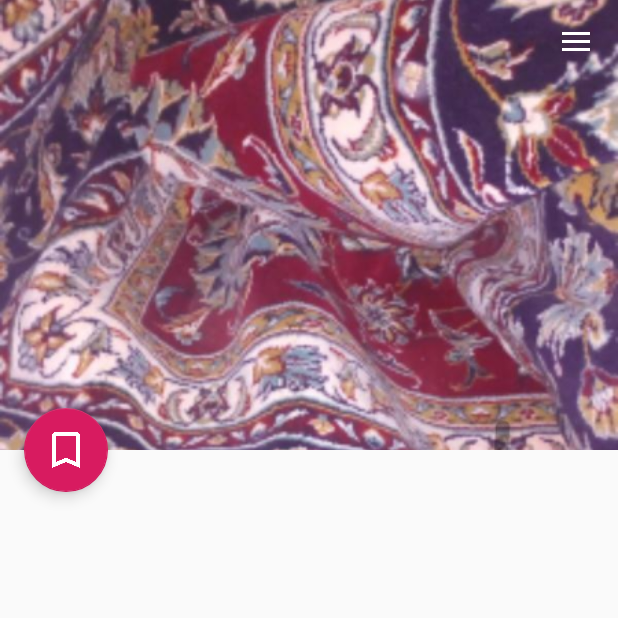
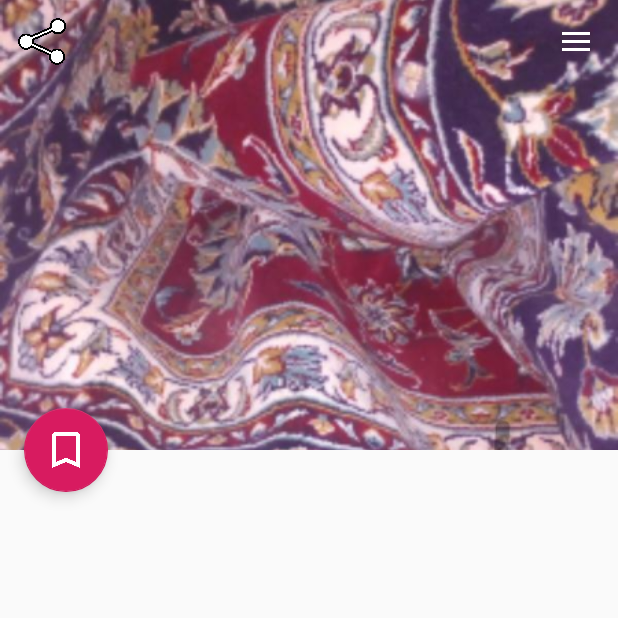
Before and after one commit to rohanimorteza/AdvertisementDisplay, an Android app: the DetailActivity screen opened directly, with no data from a screen before it, on a phone screen of 412 x 824 dp, the top half of it. Run offline under Robolectric (Android 15) with nearby library versions, the light colour scheme and no system bars; plain views replace JustifiedTextView; 2 statements that could not run were skipped.

Commit message:
008 added share plain Text in Detail Activity menu

```diff
--- a/app/src/main/java/com/example/mortrza/myadvertismentdispaly/DetailActivity.java
+++ b/app/src/main/java/com/example/mortrza/myadvertismentdispaly/DetailActivity.java
@@ -1,5 +1,6 @@
 package com.example.mortrza.myadvertismentdispaly;
 
+import android.content.Intent;
 import android.graphics.BitmapFactory;
 import android.graphics.Typeface;
 import android.os.Bundle;
@@ -17,6 +18,7 @@ import android.view.Menu;
 import android.view.MenuItem;
 import android.widget.ImageView;
 import android.widget.TextView;
+import android.widget.Toast;
 
 import com.example.mortrza.myadvertismentdispaly.ADV.Agahi;
 import com.example.mortrza.myadvertismentdispaly.R;
@@ -31,6 +33,7 @@ public class DetailActivity extends AppCompatActivity
     Bundle b;
     Agahi agahi;
     FloatingActionButton fab;
+    String shareBody = "";
 
     @Override
     protected void onCreate(Bundle savedInstanceState) {
@@ -72,6 +75,8 @@ public class DetailActivity extends AppCompatActivity
         title.setText(agahi.getTitle());
 
         des.setText(agahi.getDescription());
+
+        shareBody = title+"\n"+des;
 
         if(sd.GetFONT()==1){
             des.setTypeface(tf_yekan);
@@ -139,6 +144,33 @@ public class DetailActivity extends AppCompatActivity
         }
     }
 
+    @Override
+    public boolean onCreateOptionsMenu(Menu menu) {
+        // Inflate the menu; this adds items to the action bar if it is present.
+        getMenuInflater().inflate(R.menu.detail, menu);
+        return true;
+    }
+
+    @Override
+    public boolean onOptionsItemSelected(MenuItem item) {
+        // Handle action bar item clicks here. The action bar will
+        // automatically handle clicks on the Home/Up button, so long
+        // as you specify a parent activity in AndroidManifest.xml.
+        int id = item.getItemId();
+
+        //noinspection SimplifiableIfStatement
+        if (id == R.id.action_share) {
+
+
+            Intent sharingIntent = new Intent(android.content.Intent.ACTION_SEND);
+            sharingIntent.setType("text/plain");
+            sharingIntent.putExtra(android.content.Intent.EXTRA_SUBJECT, "اشتراک با");
+            sharingIntent.putExtra(android.content.Intent.EXTRA_TEXT, shareBody);
+            startActivity(Intent.createChooser(sharingIntent, "اشتراک با ..."));
+        }
+
+        return super.onOptionsItemSelected(item);
+    }
 
     @SuppressWarnings("StatementWithEmptyBody")
     @Override
--- a/app/src/main/res/menu/detail.xml
+++ b/app/src/main/res/menu/detail.xml
@@ -2,8 +2,9 @@
 <menu xmlns:android="http://schemas.android.com/apk/res/android"
     xmlns:app="http://schemas.android.com/apk/res-auto">
     <item
-        android:id="@+id/action_settings"
+        android:id="@+id/action_share"
         android:orderInCategory="100"
-        android:title="@string/action_settings"
-        app:showAsAction="never" />
+        android:icon="@mipmap/ico_share"
+        android:title="share"
+        app:showAsAction="always" />
 </menu>
```
Also changed, not shown: app/src/main/res/mipmap-hdpi/ico_share.png (added).
